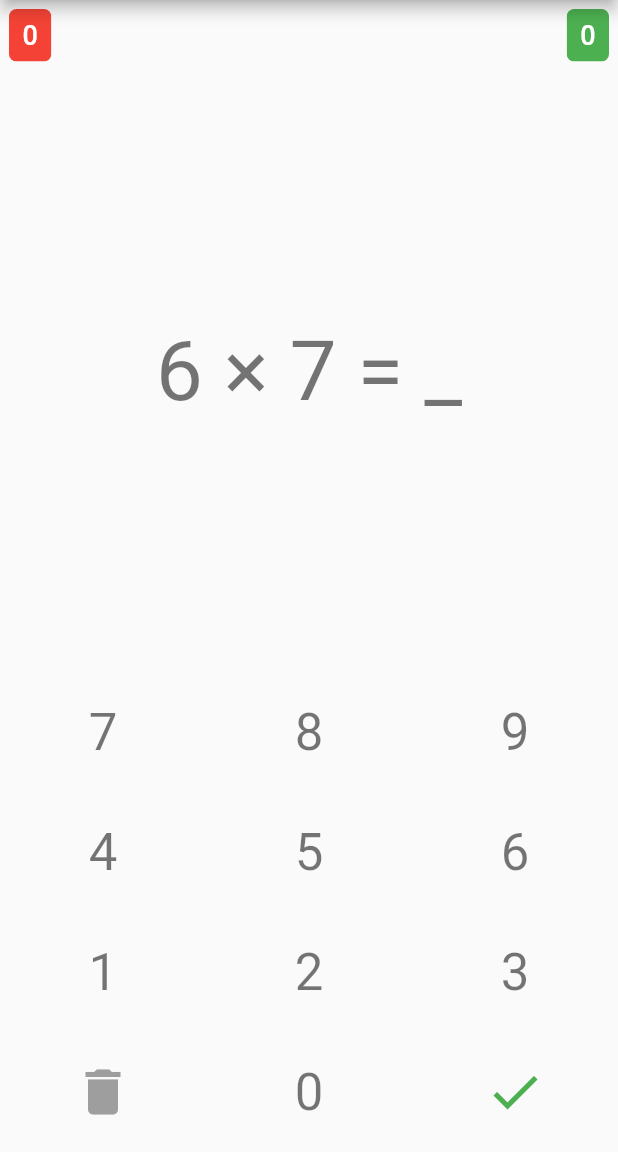
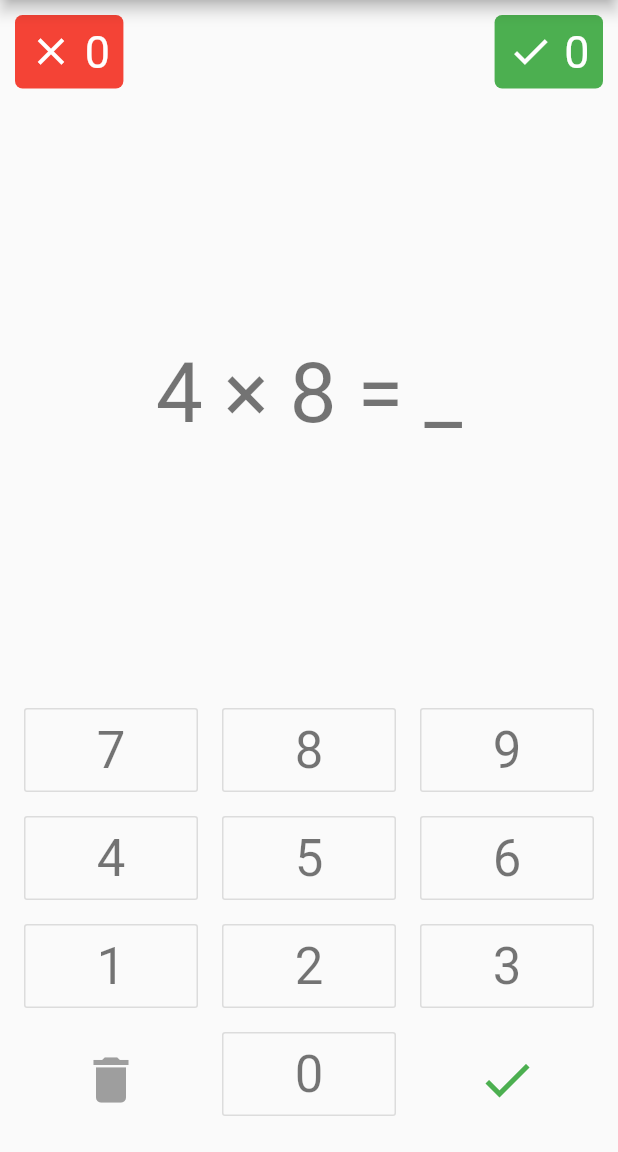
Before and after one commit to pauek/TablasMultiplicar, a Flutter app: the screen it shows after launch, on a phone screen of 412 x 824 dp, the part 84-1236 px from its top. Run offline on Flutter 3.47's test engine with Material 2 defaults, Android fonts, the phone set to English and light mode, and no system bars.

Commit message:
Mejoras en los botones y inicio de animación

```diff
--- a/lib/main.dart
+++ b/lib/main.dart
@@ -1,5 +1,6 @@
 import 'package:flutter/material.dart';
-import 'dart:math';
+import 'dart:math' as math;
+import 'package:vector_math/vector_math_64.dart' as vmath;
 
 void main() => runApp(MyApp());
 
@@ -25,13 +26,28 @@ class MyHomePage extends StatefulWidget {
   _MyHomePageState createState() => _MyHomePageState();
 }
 
+class Multiplication {
+  final int a, b, result;
+  Multiplication(this.a, this.b) : result = a * b;
+}
+
 class _MyHomePageState extends State<MyHomePage> {
-  static Random _rng = new Random();
-  int _a, _b, _result, _good, _bad;
+  static math.Random _rng = new math.Random();
+  Multiplication _multiplication;
+  int _good, _bad;
   String _answer;
+  List<Multiplication> _multiplication_list = [];
 
   static int _rand(int a, int b) {
     return _rng.nextInt(b - a + 1) + a;
+  }
+
+  _generateMultiplications() {
+    _multiplication_list = [
+      for (int a = 2; a <= 9; a++)
+        for (int b = 2; b <= 9; b++) Multiplication(a, b)
+    ];
+    _multiplication_list.shuffle();
   }
 
   _MyHomePageState() {
@@ -41,12 +57,11 @@ class _MyHomePageState extends State<MyHomePage> {
   }
 
   _newMultiplication() {
-    var _lasta = _a, _lastb = _b;
-    while (_lasta == _a && _lastb == _b) {
-      _a = _rand(2, 9);
-      _b = _rand(2, 9);
+    if (_multiplication_list.isEmpty) {
+      _generateMultiplications();
     }
-    _result = _a * _b;
+    _multiplication = _multiplication_list[0];
+    _multiplication_list.removeAt(0);
     _answer = "";
   }
 
@@ -64,12 +79,14 @@ class _MyHomePageState extends State<MyHomePage> {
   }
 
   _clearNumber() {
-    setState(() { _answer = ''; });
+    setState(() {
+      _answer = '';
+    });
   }
 
   _check() {
     setState(() {
-      if (int.parse(_answer) == _result) {
+      if (int.parse(_answer) == _multiplication.result) {
         _good++;
         _nextMultiplication();
       } else {
@@ -93,16 +110,26 @@ class _MyHomePageState extends State<MyHomePage> {
             Row(
                 mainAxisAlignment: MainAxisAlignment.spaceBetween,
                 children: <Widget>[
-                Result(result: _bad, color: Colors.red),
-                Result(result: _good, color: Colors.green),
-              ]
+                  Score(
+                    score: _bad,
+                    color: Colors.red,
+                    icon: Icons.close,
                   ),
+                  Score(
+                    score: _good,
+                    color: Colors.green,
+                    icon: Icons.check,
+                  ),
+                ]),
             Expanded(
                 child: Center(
                     child: Row(
                         mainAxisAlignment: MainAxisAlignment.center,
                         children: [
-                  Text('$_a × $_b = ', style: multTextStyle),
+                  Text(
+                    '${_multiplication.a} × ${_multiplication.b} = ',
+                    style: multTextStyle,
+                  ),
                   Text(_answer, style: multTextStyle),
                   Text('_', style: multTextStyle),
                 ]))),
@@ -118,64 +145,114 @@ class _MyHomePageState extends State<MyHomePage> {
   }
 }
 
-class Result extends StatelessWidget {
-  final int result;
+class Score extends StatefulWidget {
+  final int score;
   final Color color;
+  final IconData icon;
 
-  Result({ this.result, this.color });
+  Score({
+    @required this.score,
+    @required this.color,
+    @required this.icon,
+  });
+
+  @override
+  _ScoreState createState() => _ScoreState();
+}
+
+class _ScoreState extends State<Score>
+    with SingleTickerProviderStateMixin {
+  AnimationController _controller;
+  Animation _animation;
+  Matrix4 _transform;
+
+  @override
+  void initState() {
+    final Matrix4 doublesize =
+        Matrix4.diagonal3(vmath.Vector3(1.5, 1.5, 1.5));
+    final Matrix4 normalsize =
+        Matrix4.diagonal3(vmath.Vector3(1, 1, 1));
+
+    _transform = doublesize;
+    _controller = AnimationController(
+      vsync: this,
+      duration: Duration(milliseconds: 300),
+    );
+    _animation = _controller.drive(
+      Matrix4Tween(begin: doublesize, end: normalsize),
+    );
+    _controller.forward();
+    _controller.addListener(() {
+      setState(() {
+        _transform = _animation.value;
+      });
+    });
+    super.initState();
+  }
 
   @override
   Widget build(BuildContext context) {
-    final TextStyle resultTextStyle = Theme.of(context).textTheme.body2.copyWith(
-      color: Colors.white,
-      fontSize: 18,
-    );
-    return Padding(
-      padding: EdgeInsets.all(6),
-      child: ClipRRect(
-        borderRadius: BorderRadius.all(Radius.circular(5.0)),
+    return Transform(
+      transform: _transform,
       child: Container(
-          color: color,
+        margin: EdgeInsets.all(10),
+        decoration: BoxDecoration(
+          color: widget.color,
+          borderRadius: BorderRadius.circular(5),
+        ),
         child: Padding(
           padding: EdgeInsets.fromLTRB(9, 7, 9, 7),
-            child: Text('$result', style: resultTextStyle)
-          )
-        )
+          child: Row(
+            children: <Widget>[
+              Icon(widget.icon, color: Colors.white, size: 30),
+              Text(
+                ' ${widget.score}',
+                style: TextStyle(
+                  color: Colors.white,
+                  fontSize: 30,
+                ),
+              ),
+            ],
+          ),
+        ),
       ),
     );
   }
 }
 
 class NumberButtons extends StatelessWidget {
-
   final Function onTapNumber, onClear, onCheck;
 
-  NumberButtons({ this.onTapNumber, this.onClear, this.onCheck });
+  NumberButtons({this.onTapNumber, this.onClear, this.onCheck});
 
   _button(n, context) {
-    return FlatButton(
+    return Padding(
+      padding: const EdgeInsets.all(8),
+      child: OutlineButton(
         child: Padding(
-        padding: EdgeInsets.fromLTRB(0, 20, 0, 20),
-        child: Text('$n', style: Theme.of(context).textTheme.display1)
+          padding: EdgeInsets.all(8),
+          child: Text(
+            '$n',
+            style: Theme.of(context).textTheme.display1,
           ),
-      onPressed: () { this.onTapNumber(n); },
+        ),
+        onPressed: () {
+          this.onTapNumber(n);
+        },
+      ),
     );
   }
 
   _buttonRow(BuildContext context, int from, int to) {
-    return List<Widget>.generate(to-from+1, (i) => _button(i+from, context));
+    return List<Widget>.generate(
+        to - from + 1, (i) => _button(i + from, context));
   }
 
   @override
   Widget build(BuildContext context) {
-    return Column(
-      children: [
-        Row(
-          mainAxisAlignment: MainAxisAlignment.spaceBetween,
-          children: [
-
-        ]),
-        Table(
+    return Padding(
+      padding: const EdgeInsets.all(8.0),
+      child: Table(
         children: [
           TableRow(children: _buttonRow(context, 7, 9)),
           TableRow(children: _buttonRow(context, 4, 6)),
@@ -184,22 +261,23 @@ class NumberButtons extends StatelessWidget {
             FlatButton(
                 child: Padding(
                     padding: EdgeInsets.fromLTRB(0, 20, 0, 20),
-                  child: Icon(Icons.delete, size: 40, color: Colors.grey)
-                ),
-                onPressed: () { this.onClear(); }
-              ),
+                    child: Icon(Icons.delete,
+                        size: 40, color: Colors.grey)),
+                onPressed: () {
+                  this.onClear();
+                }),
             _button(0, context),
             FlatButton(
                 child: Padding(
                     padding: EdgeInsets.fromLTRB(0, 20, 0, 20),
-                  child: Icon(Icons.check, size: 40, color: Colors.green)
-                ),
-                onPressed: () { this.onCheck(); }
-              ),
+                    child: Icon(Icons.check,
+                        size: 40, color: Colors.green)),
+                onPressed: () {
+                  this.onCheck();
+                }),
           ])
         ],
-        )
-      ]
+      ),
     );
   }
 }
--- a/pubspec.yaml
+++ b/pubspec.yaml
@@ -10,15 +10,13 @@ description: A new Flutter project.
 version: 1.0.0+1
 
 environment:
-  sdk: ">=2.0.0-dev.68.0 <3.0.0"
+  sdk: ">=2.2.2 <3.0.0"
 
 dependencies:
   flutter:
     sdk: flutter
-
-  # The following adds the Cupertino Icons font to your application.
-  # Use with the CupertinoIcons class for iOS style icons.
   cupertino_icons: ^0.1.2
+  vector_math: ^2.0.4
 
 dev_dependencies:
   flutter_test:
```
Also changed, not shown: 6 other files. Lines whose indentation alone changed are shown as unchanged.
